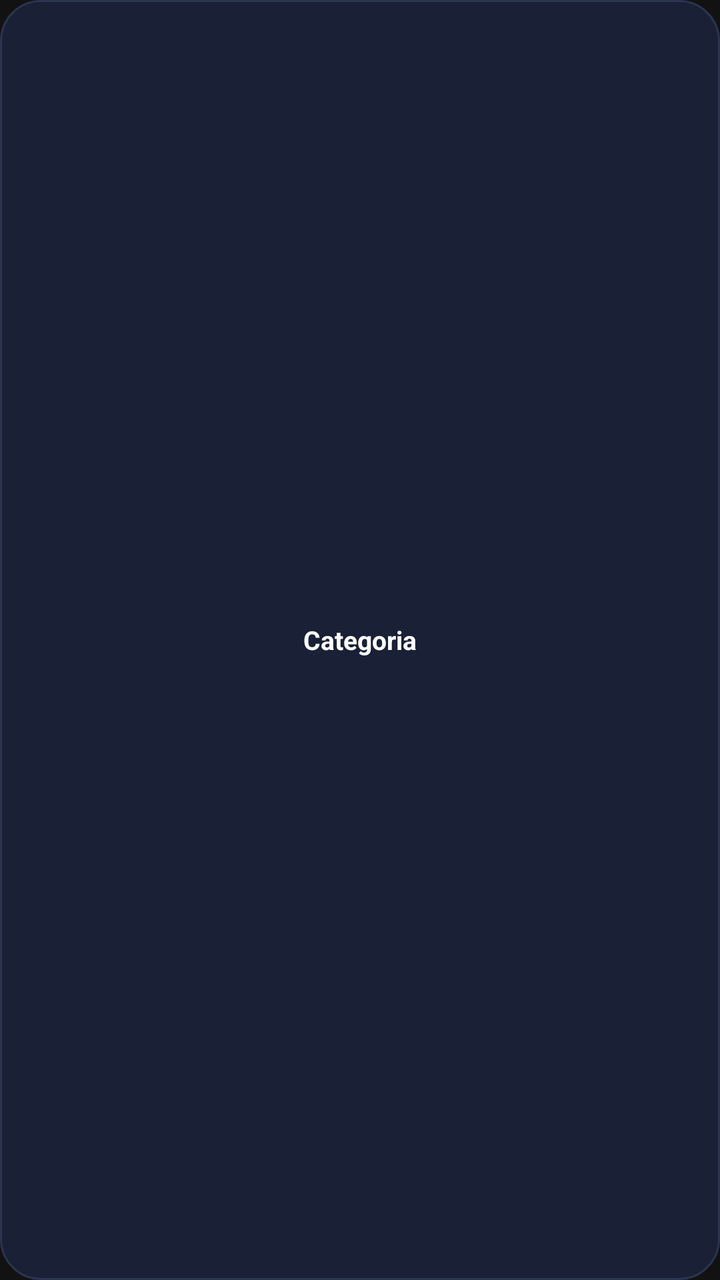
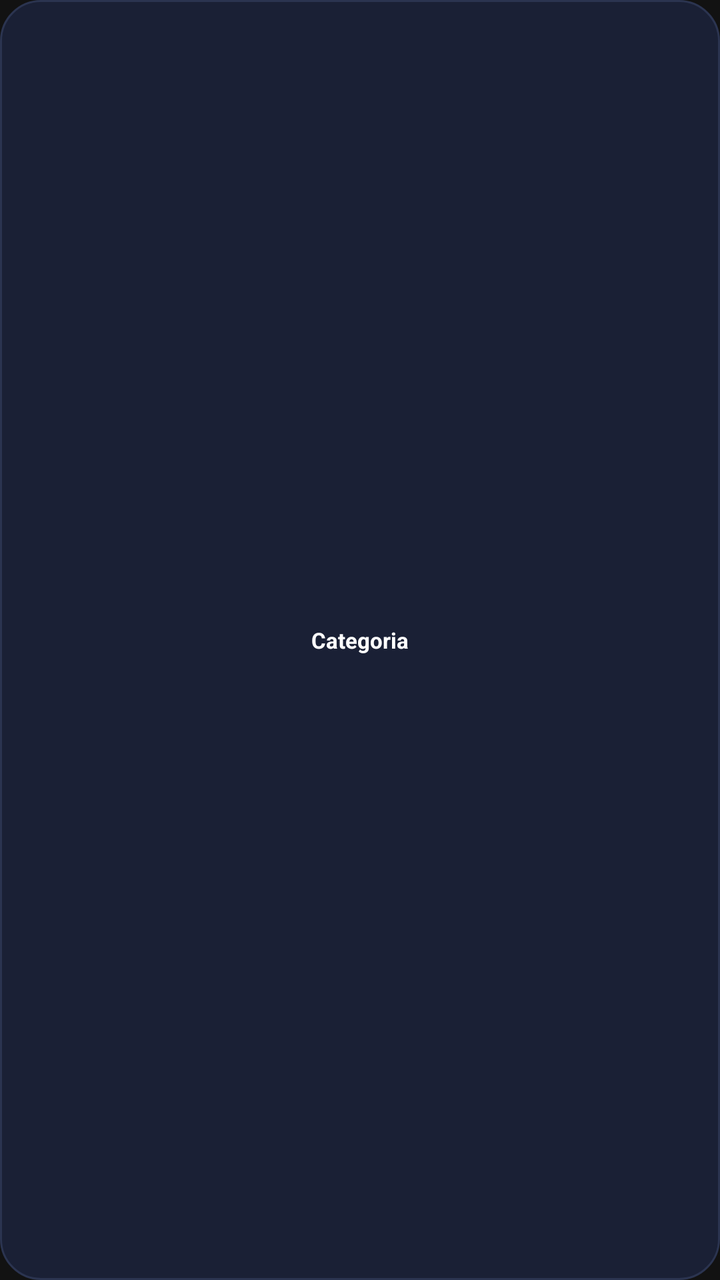

Two renders of the same Android screen: before a commit and after it. Below are the layout's source before the change and the commit's diff.
<!-- AndroidManifest.xml: application theme Theme.AndPlay -->
<!-- res/layout/item_category_pill.xml -->
<?xml version="1.0" encoding="utf-8"?>
<TextView xmlns:android="http://schemas.android.com/apk/res/android"
    android:id="@+id/pillText"
    android:layout_width="wrap_content"
    android:layout_height="36dp"
    android:layout_marginEnd="8dp"
    android:background="@drawable/pill_focus_bg"
    android:clickable="true"
    android:focusable="true"
    android:focusableInTouchMode="true"
    android:gravity="center"
    android:paddingStart="16dp"
    android:paddingEnd="16dp"
    android:text="Categoria"
    android:textColor="#FFFFFF"
    android:textSize="13sp"
    android:textStyle="bold" />
<!-- resources referenced by this layout -->
<resources>
  <!-- drawable pill_focus_bg (drawable) -->
  <?xml version="1.0" encoding="utf-8"?>
  <selector xmlns:android="http://schemas.android.com/apk/res/android">
      <item android:state_focused="true">
          <shape android:shape="rectangle">
              <corners android:radius="20dp" />
              <solid android:color="#FFC107" />
              <stroke android:width="2dp" android:color="#FFFFFF" />
          </shape>
      </item>
      <item android:state_selected="true">
          <shape android:shape="rectangle">
              <corners android:radius="20dp" />
              <solid android:color="#FFC107" />
          </shape>
      </item>
      <item>
          <shape android:shape="rectangle">
              <corners android:radius="20dp" />
              <solid android:color="#1A2035" />
              <stroke android:width="1dp" android:color="#2B3450" />
          </shape>
      </item>
  </selector>
  <style name="Theme.AndPlay" parent="@android:style/Theme.NoTitleBar.Fullscreen">
          <item name="android:windowBackground">#121212</item>
      </style>
</resources>

<!-- the commit's change to res/layout/item_category_pill.xml (unified diff, before → after) -->
@@ -2,16 +2,16 @@
 <TextView xmlns:android="http://schemas.android.com/apk/res/android"
     android:id="@+id/pillText"
     android:layout_width="wrap_content"
-    android:layout_height="36dp"
-    android:layout_marginEnd="8dp"
+    android:layout_height="26dp"
+    android:layout_marginEnd="6dp"
     android:background="@drawable/pill_focus_bg"
     android:clickable="true"
     android:focusable="true"
     android:focusableInTouchMode="true"
     android:gravity="center"
-    android:paddingStart="16dp"
-    android:paddingEnd="16dp"
+    android:paddingStart="10dp"
+    android:paddingEnd="10dp"
     android:text="Categoria"
     android:textColor="#FFFFFF"
-    android:textSize="13sp"
+    android:textSize="11sp"
     android:textStyle="bold" />
